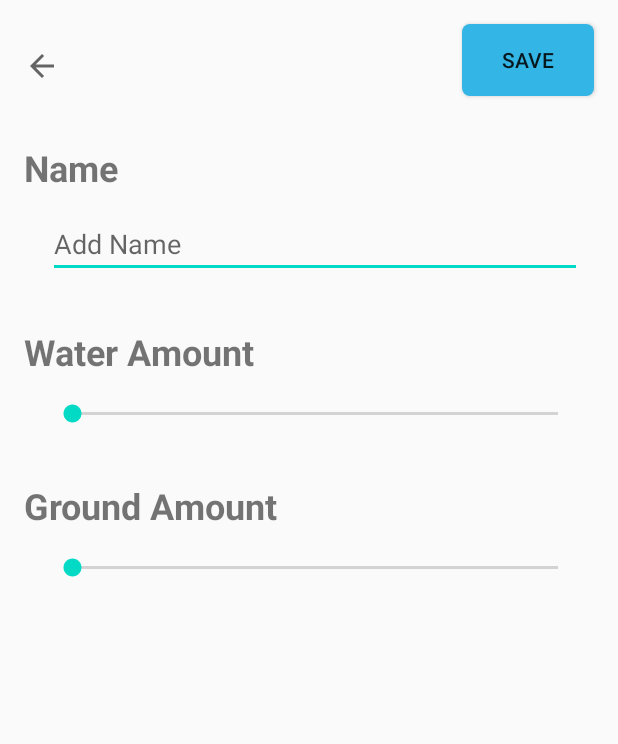
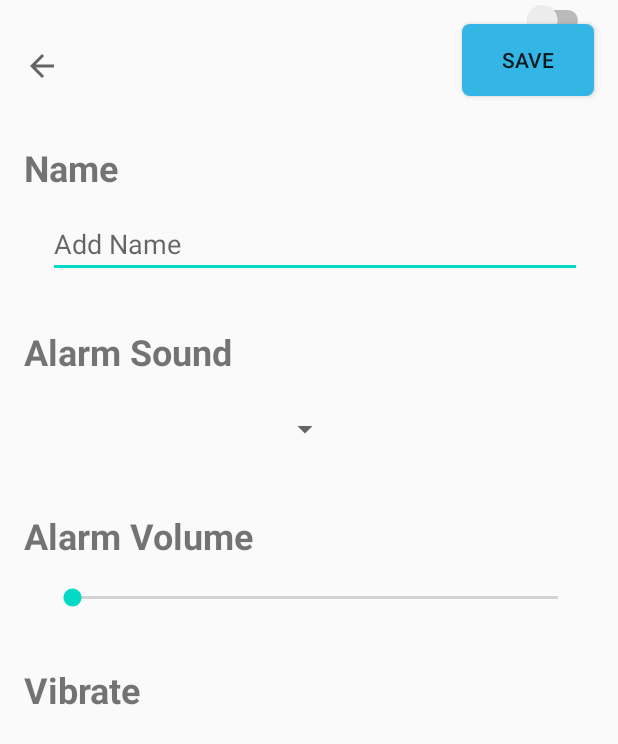
Before and after one commit to bliminate/Smart_Alarm_CSCI_5448, an Android app: the layout activity_add_alarm_action.xml on its own in the app's theme, with its tools: preview values and no code run, on a phone screen of 412 x 824 dp. Shown: the top 744 px of the screen. Run offline under Robolectric (Android 15) with nearby library versions, the light colour scheme and no system bars.

Commit message:
alarm action view

```diff
--- a/app/src/main/res/layout/activity_add_alarm_action.xml
+++ b/app/src/main/res/layout/activity_add_alarm_action.xml
@@ -76,20 +76,42 @@
         app:layout_constraintTop_toBottomOf="@+id/stopCreateActionButton" />
 
     <TextView
-        android:id="@+id/waterAmountSliderTitle"
+            android:id="@+id/AlarmSoundText"
             android:layout_width="0dp"
             android:layout_height="wrap_content"
             android:layout_marginStart="16dp"
             android:layout_marginLeft="16dp"
             android:layout_marginTop="90dp"
-        android:text="@string/water_amount"
+            android:text="@string/Sound"
             android:textSize="24sp"
             android:textStyle="bold"
             app:layout_constraintStart_toStartOf="parent"
-        app:layout_constraintTop_toBottomOf="@+id/nameTitle" />
+            app:layout_constraintTop_toBottomOf="@+id/nameTitle"/>
+
+    <Spinner
+            android:id="@+id/spinner"
+            android:layout_width="195dp"
+            android:layout_height="39dp"
+            android:addStatesFromChildren="false"
+            android:layout_marginTop="16dp"
+            app:layout_constraintTop_toBottomOf="@id/AlarmSoundText" app:layout_constraintStart_toStartOf="parent"
+            android:layout_marginLeft="32dp" android:layout_marginStart="32dp"/>
+
+    <TextView
+            android:id="@+id/VolumeSliderTitle"
+            android:layout_width="0dp"
+            android:layout_height="wrap_content"
+            android:layout_marginStart="16dp"
+            android:layout_marginLeft="16dp"
+            android:layout_marginTop="90dp"
+            android:text="@string/Volume"
+            android:textSize="24sp"
+            android:textStyle="bold"
+            app:layout_constraintStart_toStartOf="parent"
+            app:layout_constraintTop_toBottomOf="@id/AlarmSoundText"/>
 
     <SeekBar
-        android:id="@+id/waterAmountSeekBar"
+            android:id="@+id/VolumeLevelSeekBar"
             android:layout_width="0dp"
             android:layout_height="wrap_content"
             android:layout_marginStart="32dp"
@@ -99,35 +121,27 @@
             android:layout_marginRight="24dp"
             app:layout_constraintEnd_toEndOf="parent"
             app:layout_constraintStart_toStartOf="parent"
-        app:layout_constraintTop_toBottomOf="@+id/waterAmountSliderTitle" />
+            app:layout_constraintTop_toBottomOf="@id/VolumeSliderTitle"/>
 
 
     <TextView
-        android:id="@+id/groundAmountSliderTitle"
+            android:id="@+id/VibrateTitle"
             android:layout_width="0dp"
             android:layout_height="wrap_content"
             android:layout_marginStart="16dp"
             android:layout_marginLeft="16dp"
             android:layout_marginTop="70dp"
-        android:text="@string/ground_amount"
+            android:text="@string/Vibrate"
             android:textSize="24sp"
             android:textStyle="bold"
             app:layout_constraintStart_toStartOf="parent"
-        app:layout_constraintTop_toBottomOf="@+id/waterAmountSliderTitle" />
-
-    <SeekBar
-        android:id="@+id/groundAmountSeekBar"
-        android:layout_width="0dp"
-        android:layout_height="wrap_content"
-        android:layout_marginStart="32dp"
-        android:layout_marginLeft="32dp"
-        android:layout_marginTop="16dp"
-        android:layout_marginEnd="24dp"
-        android:layout_marginRight="24dp"
-        app:layout_constraintEnd_toEndOf="parent"
-        app:layout_constraintHorizontal_bias="0.0"
-        app:layout_constraintStart_toStartOf="parent"
-        app:layout_constraintTop_toBottomOf="@+id/groundAmountSliderTitle" />
+            app:layout_constraintTop_toBottomOf="@id/VolumeSliderTitle"/>
+    <Switch
+            android:layout_width="wrap_content"
+            android:layout_height="wrap_content" android:id="@+id/vibrateSwitch" tools:layout_editor_absoluteY="444dp"
+            app:layout_constraintStart_toEndOf="@+id/VibrateTitle" android:layout_marginEnd="16dp"
+            android:layout_marginRight="16dp" app:layout_constraintEnd_toEndOf="parent"
+            app:layout_constraintHorizontal_bias="1.0"/>
 
 
 </androidx.constraintlayout.widget.ConstraintLayout>
--- a/app/src/main/res/layout/activity_add_coffee_action.xml
+++ b/app/src/main/res/layout/activity_add_coffee_action.xml
@@ -76,7 +76,7 @@
         app:layout_constraintTop_toBottomOf="@+id/stopCreateActionButton" />
 
     <TextView
-        android:id="@+id/waterAmountSliderTitle"
+        android:id="@+id/VolumeSliderTitle"
         android:layout_width="0dp"
         android:layout_height="wrap_content"
         android:layout_marginStart="16dp"
@@ -89,7 +89,7 @@
         app:layout_constraintTop_toBottomOf="@+id/nameTitle" />
 
     <SeekBar
-        android:id="@+id/waterAmountSeekBar"
+        android:id="@+id/VolumeLevelSeekBar"
         android:layout_width="0dp"
         android:layout_height="wrap_content"
         android:layout_marginStart="32dp"
@@ -103,7 +103,7 @@
 
 
     <TextView
-        android:id="@+id/groundAmountSliderTitle"
+        android:id="@+id/VibrateTitle"
         android:layout_width="0dp"
         android:layout_height="wrap_content"
         android:layout_marginStart="16dp"
--- a/app/src/main/res/values/strings.xml
+++ b/app/src/main/res/values/strings.xml
@@ -12,6 +12,9 @@
     <string name="coffee_action_name">Name</string>
     <string name="water_amount">Water Amount</string>
     <string name="ground_amount">Ground Amount</string>
+    <string name="Volume">Alarm Volume</string>
+    <string name="Sound">Alarm Sound</string>
+    <string name="Vibrate">Vibrate</string>
     <string-array name="labels_array">
         <item>Home</item>
         <item>Work</item>
```
Lines whose indentation alone changed are shown as unchanged.
